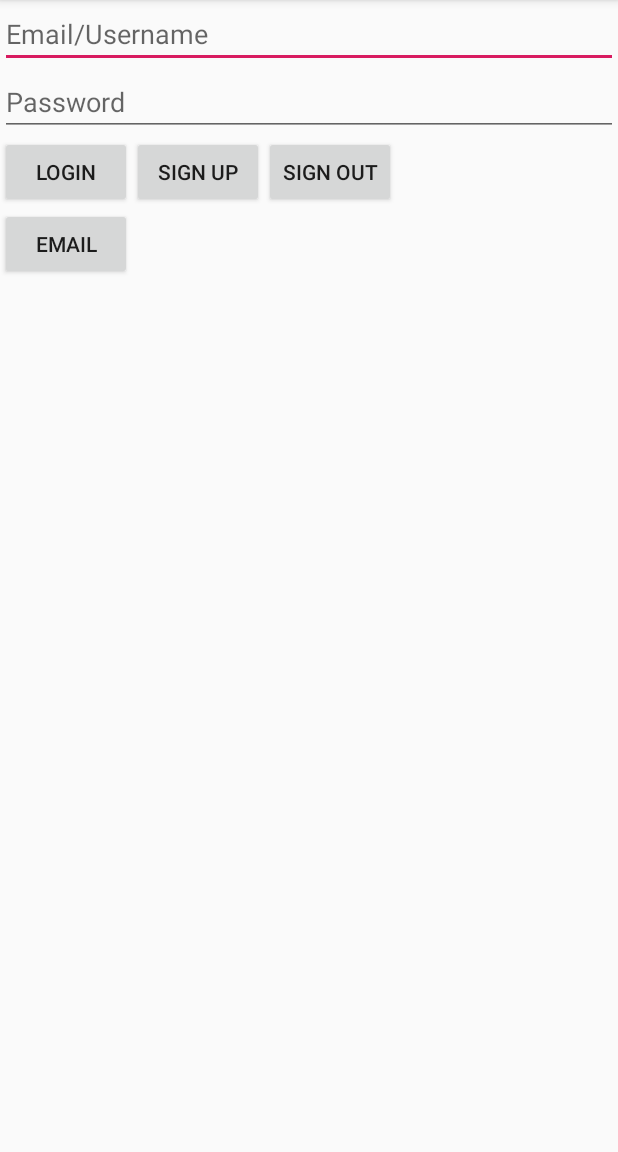
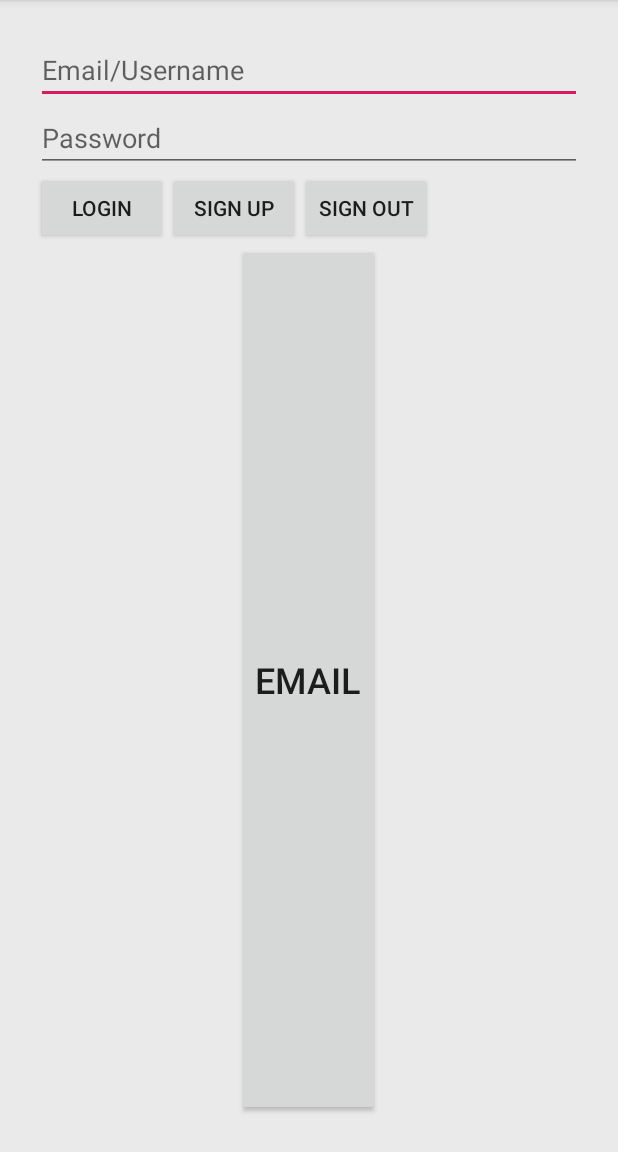
Before and after one commit to ths2129/InClassAssignment10_ThomasS, an Android app: the screen it shows after launch (MainActivity), on a phone screen of 412 x 824 dp, the part 84-1236 px from its top. Run offline under Robolectric (Android 15) with nearby library versions, the phone set to English and light mode, and no system bars; our stand-ins replace Firebase (no records; nobody signed in at launch, a user with empty details on screens opened directly); libraries missing offline, so code that uses them is left out: com.facebook, com.facebook.login; plain views replace LoginButton; 6 statements that could not run were skipped.

```diff
--- a/app/src/main/java/com/example/inclassassignment10_thomass/MainActivity.java
+++ b/app/src/main/java/com/example/inclassassignment10_thomass/MainActivity.java
@@ -12,6 +12,7 @@ import android.icu.text.IDNA;
 import android.support.annotation.NonNull;
 import android.support.v7.app.AppCompatActivity;
 import android.os.Bundle;
+import android.text.method.PasswordTransformationMethod;
 import android.util.Base64;
 import android.util.Log;
 import android.view.View;
@@ -66,19 +67,21 @@ public class MainActivity extends AppCompatActivity {
         super.onCreate(savedInstanceState);
         setContentView(R.layout.activity_main);
 
-        printKeyHash();
+        printKeyHash(); //retrieved tag for facebook
 
         emailText = (EditText) findViewById(R.id.email_text);
         passwordText = (EditText) findViewById(R.id.password_text);
+        passwordText.setTransformationMethod(new PasswordTransformationMethod()); //Slack this hides password
+
         //previousEmail = (TextView) findViewById(R.id.previous_email);
-        previousEmail();
+        previousEmail(); //a method
 
 
         mAuth = FirebaseAuth.getInstance();
-        cbm = CallbackManager.Factory.create();
-        loginButton = findViewById(R.id.login_facebook);
-        loginButton.setReadPermissions("email");
-        loginButton.setOnClickListener(new View.OnClickListener() {
+        cbm = CallbackManager.Factory.create(); //facebook
+        loginButton = findViewById(R.id.login_facebook); // facebook
+        loginButton.setReadPermissions("email"); //facebook must be email or it won't work
+        loginButton.setOnClickListener(new View.OnClickListener() { //facebook
             @Override
             public void onClick(View view) {
                 signInFB();
@@ -89,12 +92,10 @@ public class MainActivity extends AppCompatActivity {
                     @Override
                     public void onSuccess(LoginResult loginResult) {
                         handleFacebookAccessToken(loginResult.getAccessToken());
-
                     }
 
                     @Override
                     public void onCancel() {
-
                     }
 
                     @Override
@@ -104,17 +105,18 @@ public class MainActivity extends AppCompatActivity {
                 });
             }
 
-            private void handleFacebookAccessToken(AccessToken accessToken) {
+            private void handleFacebookAccessToken(AccessToken accessToken) { //method utsed for facebook
                 AuthCredential creds = FacebookAuthProvider.getCredential(accessToken.getToken());
                 mAuth.signInWithCredential(creds).addOnFailureListener(new OnFailureListener() {
                     @Override
                     public void onFailure(@NonNull Exception e) {
-                        Toast.makeText(MainActivity.this, "message", Toast.LENGTH_SHORT).show();
+                        Toast.makeText(MainActivity.this, "Doesn't work", Toast.LENGTH_SHORT).show();
                     }
                 }).addOnSuccessListener(new OnSuccessListener<AuthResult>() {
                     @Override
                     public void onSuccess(AuthResult authResult) {
-                        String email = authResult.getUser().getEmail();
+                        String fb = authResult.getUser().getEmail();
+                        Toast.makeText(MainActivity.this, "Connected", Toast.LENGTH_SHORT).show();
                         Intent intent = new Intent(MainActivity.this, FireBaseActivity.class);
                         startActivity(intent);
 
@@ -123,7 +125,7 @@ public class MainActivity extends AppCompatActivity {
             }
         });
 
-
+/*
         mAuthListner = new FirebaseAuth.AuthStateListener() {
             @Override
             public void onAuthStateChanged(@NonNull FirebaseAuth firebaseAuth) {
@@ -134,15 +136,15 @@ public class MainActivity extends AppCompatActivity {
                 }
             }
         };
+    }*/
     }
 
-    private void printKeyHash() {
+    private void printKeyHash() { //utilized for getting the facebook ID and secret code
         try {
             PackageInfo info = getPackageManager().getPackageInfo("com.example.inclassassignment10_thomass", PackageManager.GET_SIGNATURES);
             for (Signature sign : info.signatures) {
                 MessageDigest messageDigest = MessageDigest.getInstance("SHA");
                 messageDigest.update(sign.toByteArray());
-                Log.d("KeyHash:", Base64.encodeToString(messageDigest.digest(), Base64.DEFAULT));
 
             }
         } catch (PackageManager.NameNotFoundException e) {
@@ -153,35 +155,35 @@ public class MainActivity extends AppCompatActivity {
     }
 
 
-    public void previousEmail() {
+    public void previousEmail() { //method
         Intent intent = getIntent();
         String str = intent.getStringExtra(EMAIL);
-//        previousEmail.setText(str);
+        //previousEmail.setText(str);
     }
 
     @Override
     public void onStart() {
         super.onStart();
-        Toast.makeText(this, "Hello", Toast.LENGTH_SHORT).show();
+        Toast.makeText(this, "Hello", Toast.LENGTH_SHORT).show(); //starting toast
         // Check if user is signed in (non-null) and update UI accordingly.
         //mAuth.addAuthStateListener(mAuthListner);
         //updateUI(currentUser); //FIREBASE code that doesn't work
     }
 
     @Override
-    public void onDestroy() {
+    public void onDestroy() { //toast when destroyed
         super.onDestroy();
         Toast.makeText(this, "See you later", Toast.LENGTH_SHORT).show();
     }
 
-    public void SignButton(View view) {
+    public void SignButton(View view) { //onclick method
         Intent intent = new Intent(MainActivity.this, LoginActivity.class);
         startActivity(intent);
 
     }
 
 
-    public void LoginIntoFireBase(String email, String password) {
+    public void LoginIntoFireBase(String email, String password) { // parameter arguements and conditional for email
 
         // [START sign_in_with_email]
         mAuth.signInWithEmailAndPassword(email, password)
--- a/app/src/main/res/layout/activity_main.xml
+++ b/app/src/main/res/layout/activity_main.xml
@@ -5,7 +5,8 @@
     android:layout_width="match_parent"
     android:layout_height="match_parent"
     android:orientation="vertical"
-    tools:context=".MainActivity">
+    tools:context=".MainActivity"
+    style="@style/home">
 
     <EditText
         android:id="@+id/email_text"
@@ -48,13 +49,17 @@
 
     <LinearLayout
         android:layout_width="wrap_content"
-        android:layout_height="wrap_content">
+        android:layout_height="match_parent"
+        android:layout_gravity="center|bottom">
 
         <com.facebook.login.widget.LoginButton
             android:id="@+id/login_facebook"
             android:layout_width="wrap_content"
-            android:layout_height="wrap_content"
-            android:text="Email" />
+            android:layout_height="match_parent"
+            android:text="Email"
+            android:layout_gravity="bottom"
+            android:textSize="24dp"
+            />
     </LinearLayout>
 
 </LinearLayout>
--- a/app/src/main/res/values/colors.xml
+++ b/app/src/main/res/values/colors.xml
@@ -3,4 +3,5 @@
     <color name="colorPrimary">#000000</color>
     <color name="colorPrimaryDark">#1111</color>
     <color name="colorAccent">#D81B60</color>
+    <color name="yellow">#FFEE7A</color>
 </resources>
--- a/app/src/main/res/values/styles.xml
+++ b/app/src/main/res/values/styles.xml
@@ -8,4 +8,12 @@
         <item name="colorAccent">@color/colorAccent</item>
     </style>
 
+    <style name="home">
+        <item name="android:paddingTop">24dp</item>
+        <item name="android:paddingBottom">24dp</item>
+        <item name="android:paddingLeft">24dp</item>
+        <item name="android:paddingRight">24dp</item>
+        <item name="android:background">@color/colorPrimaryDark</item>
+    </style>
+
 </resources>
```
Also changed, not shown: app/src/main/java/com/example/inclassassignment10_thomass/FireBaseActivity.java (+5 -3 lines), app/src/main/res/layout/activity_fire_base.xml (+8 -4 lines), app/src/main/java/com/example/inclassassignment10_thomass/LoginActivity.java (line endings or trailing spaces), app/src/main/res/drawable/airplane.png (added), app/src/main/res/drawable/circle.png (added), app/src/main/res/drawable/fiat.png (added).
